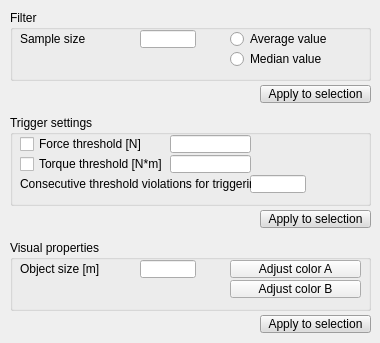
This is ui/qdlgforcesensors.ui in CoppeliaRobotics/coppeliaSimLib as Qt 5 draws it before an edit. The edited form follows.
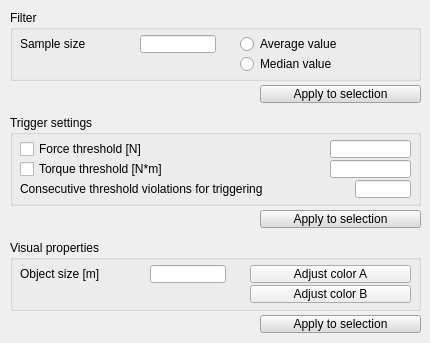
This is the edited form.

Diff of the .ui file:
```diff
--- a/ui/qdlgforcesensors.ui
+++ b/ui/qdlgforcesensors.ui
@@ -6,7 +6,7 @@
    <rect>
     <x>0</x>
     <y>0</y>
-    <width>380</width>
+    <width>430</width>
     <height>343</height>
    </rect>
   </property>
@@ -21,7 +21,7 @@
     <rect>
      <x>10</x>
      <y>240</y>
-     <width>361</width>
+     <width>411</width>
      <height>71</height>
     </rect>
    </property>
@@ -35,8 +35,8 @@
     <property name="geometry">
      <rect>
       <x>10</x>
-      <y>20</y>
-      <width>91</width>
+      <y>25</y>
+      <width>131</width>
       <height>18</height>
      </rect>
     </property>
@@ -47,9 +47,9 @@
    <widget class="QLineEdit" name="qqSize">
     <property name="geometry">
      <rect>
-      <x>130</x>
-      <y>20</y>
-      <width>56</width>
+      <x>140</x>
+      <y>25</y>
+      <width>76</width>
       <height>18</height>
      </rect>
     </property>
@@ -57,9 +57,9 @@
    <widget class="QToolButton" name="qqColorA">
     <property name="geometry">
      <rect>
-      <x>220</x>
-      <y>20</y>
-      <width>131</width>
+      <x>240</x>
+      <y>25</y>
+      <width>161</width>
       <height>18</height>
      </rect>
     </property>
@@ -73,9 +73,9 @@
    <widget class="QToolButton" name="qqColorB">
     <property name="geometry">
      <rect>
-      <x>220</x>
-      <y>40</y>
-      <width>131</width>
+      <x>240</x>
+      <y>45</y>
+      <width>161</width>
       <height>18</height>
      </rect>
     </property>
@@ -92,7 +92,7 @@
     <rect>
      <x>10</x>
      <y>10</y>
-     <width>361</width>
+     <width>411</width>
      <height>71</height>
     </rect>
    </property>
@@ -105,9 +105,9 @@
    <widget class="QRadioButton" name="qqAverage">
     <property name="geometry">
      <rect>
-      <x>220</x>
-      <y>20</y>
-      <width>151</width>
+      <x>230</x>
+      <y>25</y>
+      <width>171</width>
       <height>18</height>
      </rect>
     </property>
@@ -124,9 +124,9 @@
    <widget class="QRadioButton" name="qqMedian">
     <property name="geometry">
      <rect>
-      <x>220</x>
-      <y>40</y>
-      <width>151</width>
+      <x>230</x>
+      <y>45</y>
+      <width>171</width>
       <height>18</height>
      </rect>
     </property>
@@ -144,8 +144,8 @@
     <property name="geometry">
      <rect>
       <x>130</x>
-      <y>20</y>
-      <width>56</width>
+      <y>25</y>
+      <width>76</width>
       <height>18</height>
      </rect>
     </property>
@@ -154,8 +154,8 @@
     <property name="geometry">
      <rect>
       <x>10</x>
-      <y>20</y>
-      <width>91</width>
+      <y>25</y>
+      <width>121</width>
       <height>18</height>
      </rect>
     </property>
@@ -169,7 +169,7 @@
     <rect>
      <x>10</x>
      <y>115</y>
-     <width>361</width>
+     <width>411</width>
      <height>91</height>
     </rect>
    </property>
@@ -183,8 +183,8 @@
     <property name="geometry">
      <rect>
       <x>10</x>
-      <y>20</y>
-      <width>151</width>
+      <y>25</y>
+      <width>221</width>
       <height>18</height>
      </rect>
     </property>
@@ -198,8 +198,8 @@
    <widget class="QLineEdit" name="qqForceThreshold">
     <property name="geometry">
      <rect>
-      <x>160</x>
-      <y>20</y>
+      <x>320</x>
+      <y>25</y>
       <width>81</width>
       <height>18</height>
      </rect>
@@ -209,8 +209,8 @@
     <property name="geometry">
      <rect>
       <x>10</x>
-      <y>40</y>
-      <width>151</width>
+      <y>45</y>
+      <width>221</width>
       <height>18</height>
      </rect>
     </property>
@@ -224,8 +224,8 @@
    <widget class="QLineEdit" name="qqTorqueThreshold">
     <property name="geometry">
      <rect>
-      <x>160</x>
-      <y>40</y>
+      <x>320</x>
+      <y>45</y>
       <width>81</width>
       <height>18</height>
      </rect>
@@ -234,8 +234,8 @@
    <widget class="QLineEdit" name="qqViolationCount">
     <property name="geometry">
      <rect>
-      <x>240</x>
-      <y>60</y>
+      <x>345</x>
+      <y>65</y>
       <width>56</width>
       <height>18</height>
      </rect>
@@ -245,8 +245,8 @@
     <property name="geometry">
      <rect>
       <x>10</x>
-      <y>60</y>
-      <width>231</width>
+      <y>65</y>
+      <width>341</width>
       <height>18</height>
      </rect>
     </property>
@@ -260,7 +260,7 @@
     <rect>
      <x>260</x>
      <y>315</y>
-     <width>111</width>
+     <width>161</width>
      <height>18</height>
     </rect>
    </property>
@@ -718,7 +718,7 @@
     <rect>
      <x>260</x>
      <y>85</y>
-     <width>111</width>
+     <width>161</width>
      <height>18</height>
     </rect>
    </property>
@@ -1176,7 +1176,7 @@
     <rect>
      <x>260</x>
      <y>210</y>
-     <width>111</width>
+     <width>161</width>
      <height>18</height>
     </rect>
    </property>
```
